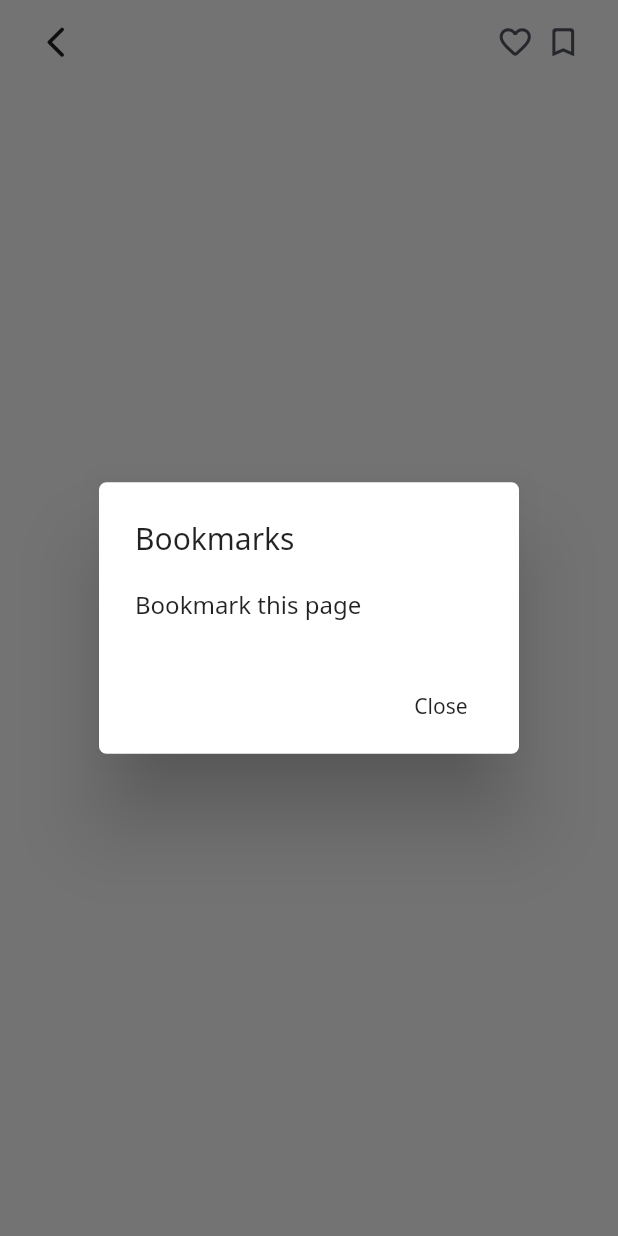
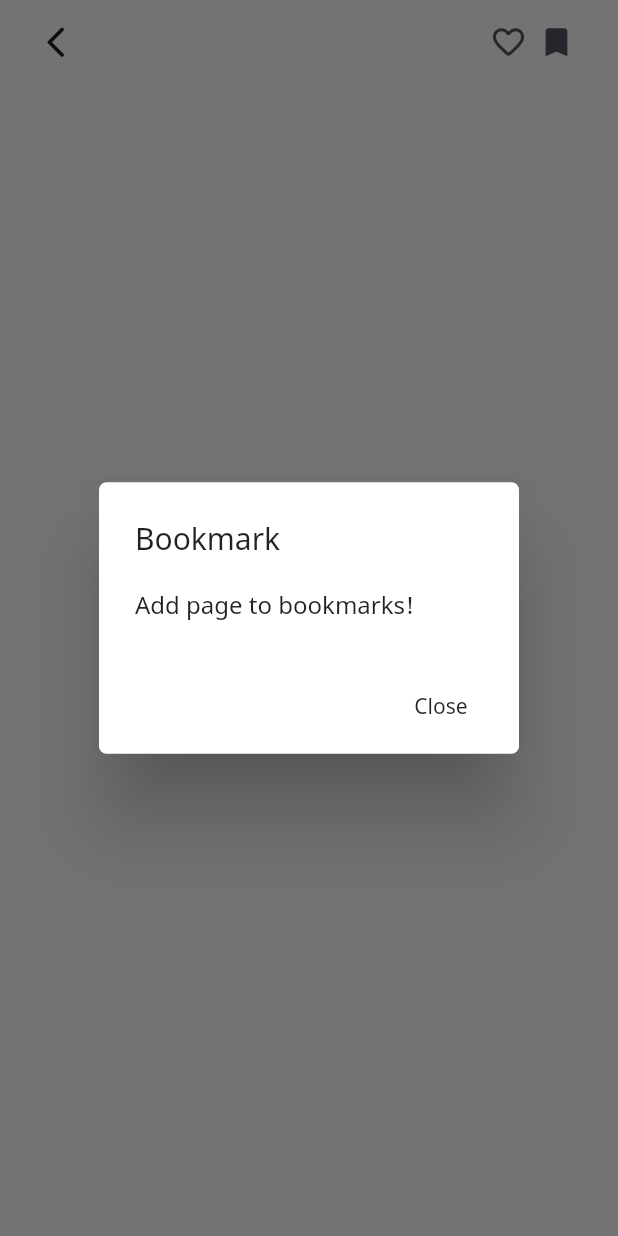
Before and after one commit to padong4284/padong-app, a Flutter app: the BackAppBar widget shown alone on an empty page, opened directly, after a tap on the "bookmark outline" icon, on a phone screen of 412 x 824 dp. Run offline on Flutter 3.47's test engine with Material 2 defaults, Android fonts, the phone set to English and light mode, and no system bars; our stand-ins replace cloud_firestore, get_it; accounts and stored records are empty.

Commit message:
feat: ToggleIconButton

```diff
--- a/lib/ui/views/sign/forgot_view.dart
+++ b/lib/ui/views/sign/forgot_view.dart
@@ -1,6 +1,8 @@
 import 'package:flutter/material.dart';
 import 'package:padong/ui/shared/types.dart';
 import 'package:padong/ui/shared/dialog_callback.dart';
+import 'package:padong/ui/theme/app_theme.dart';
+import 'package:padong/ui/widgets/buttons/toggle_icon_button.dart';
 import 'package:padong/ui/widgets/cards/lecture_card.dart';
 import 'package:padong/ui/widgets/safe_padding_template.dart';
 import 'package:padong/ui/widgets/inputs/bottom_sender.dart';
@@ -10,13 +12,16 @@ class ForgotView extends StatelessWidget {
   @override
   Widget build(BuildContext context) {
     return SafePaddingTemplate(
-      appBar: BackAppBar(
-        buttonIcons: [Icons.favorite_outline_rounded, Icons.bookmark_outline_rounded],
-        buttonCallbacks: [
-          dialogCallback(context, 'Likes', 'Add to Likes'),
-          dialogCallback(context, 'Bookmarks', 'Bookmark this page')
-        ],
-      ),
+      appBar: BackAppBar(buttons: [
+        ToggleIconButton(
+            defaultIcon: Icons.favorite_outline_rounded,
+            toggleIcon: Icons.favorite_rounded,
+            toggleColor: AppTheme.colors.pointRed),
+      ToggleIconButton(
+          defaultIcon: Icons.bookmark_outline_rounded,
+          toggleIcon: Icons.bookmark_rounded,
+          onPressed: dialogCallback(context, 'Bookmark', 'Add page to bookmarks!'),)
+      ]),
       children: [
         LectureCard('1234'),
         LectureCard('1234'),
--- /dev/null
+++ b/lib/ui/widgets/buttons/toggle_icon_button.dart
@@ -0,0 +1,50 @@
+import 'package:flutter/material.dart';
+import 'package:padong/ui/theme/app_theme.dart';
+
+class ToggleIconButton extends StatefulWidget {
+  final IconData defaultIcon;
+  final IconData toggleIcon;
+  final double size; //  GIANT, LARGE, REGULAR, SMALL
+  final Color defaultColor;
+  final Color toggleColor;
+  final Function onPressed;
+
+  ToggleIconButton(
+      {@required this.defaultIcon,
+      @required this.toggleIcon,
+      this.size = 25,
+      defaultColor,
+      toggleColor,
+      this.onPressed})
+      : defaultColor = defaultColor ?? AppTheme.colors.support,
+        toggleColor = toggleColor ?? (defaultColor ?? AppTheme.colors.support);
+
+  @override
+  _ToggleIconButtonState createState() => _ToggleIconButtonState();
+}
+
+class _ToggleIconButtonState extends State<ToggleIconButton> {
+  bool toggled = false;
+
+  @override
+  void initState() {
+    super.initState();
+    this.toggled = false;
+  }
+
+  @override
+  Widget build(BuildContext context) {
+    return IconButton(
+        iconSize: widget.size,
+        padding: const EdgeInsets.all(0),
+        onPressed: () {
+          setState(() {
+            this.toggled = !this.toggled;
+          });
+          if (widget.onPressed != null) widget.onPressed();
+        },
+        icon: Icon(this.toggled ? widget.toggleIcon : widget.defaultIcon,
+            color: toggled ? widget.toggleColor : widget.defaultColor,
+            size: widget.size));
+  }
+}
--- a/lib/ui/widgets/buttons/transp_button.dart
+++ b/lib/ui/widgets/buttons/transp_button.dart
@@ -9,7 +9,7 @@ class TranspButton extends StatelessWidget {
   final Icon icon;
   final bool isSuffixICon;
   final ButtonSize buttonSize; //  GIANT, LARGE, REGULAR, SMALL
-  final dynamic callback;
+  final Function callback;
 
   TranspButton(
       {this.title, @required this.buttonSize, color, this.icon, this.isSuffixICon=false, this.callback})
--- a/lib/ui/widgets/containers/back_app_bar.dart
+++ b/lib/ui/widgets/containers/back_app_bar.dart
@@ -9,22 +9,16 @@ class BackAppBar extends StatelessWidget implements PreferredSizeWidget {
   @override
   final Size preferredSize; // default is 56.0
   final String title;
+  final List<Widget> buttons;
   final bool isClose;
-  final List<IconData> buttonIcons;
-  final List<Function> buttonCallbacks;
 
   BackAppBar(
-      {Key key, this.title, this.isClose = false, buttonIcons, buttonCallbacks})
+      {Key key, this.title, this.buttons, this.isClose = false})
       : preferredSize = Size.fromHeight(kToolbarHeight),
-        assert(buttonIcons == null ||
-            (buttonIcons.length == buttonCallbacks.length)),
-        this.buttonIcons = buttonIcons != null ? buttonIcons : [],
-        this.buttonCallbacks = buttonCallbacks != null ? buttonCallbacks : [],
         super(key: key);
 
   @override
   Widget build(BuildContext context) {
-    int len = this.buttonIcons.length;
     return AppBar(
       brightness: Brightness.light,
       // when dark mode, using dark
@@ -48,12 +42,9 @@ class BackAppBar extends StatelessWidget implements PreferredSizeWidget {
                   size: 25))),
       leadingWidth: 25 + AppTheme.horizontalPadding,
       actions: [
-        ...Iterable<int>.generate(len).map((idx) => SizedBox(
+        ...buttons.map((button) => SizedBox(
             width: 32.0,
-            child: IconButton(
-                icon: Icon(this.buttonIcons[idx],
-                    color: AppTheme.colors.support, size: 25),
-                onPressed: this.buttonCallbacks[idx]))),
+            child: button)),
         SizedBox(width: AppTheme.horizontalPadding)
       ],
     );
```
